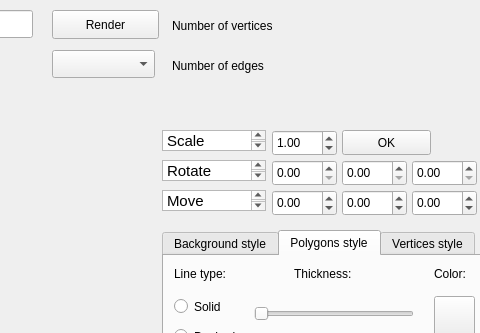
AlexeyGordiychenko/scp_3DViewer_v1, file src/mainwindow.ui: the form before one commit; both pictures show x 618 to 1098 and y 0 to 333 of the 1098 by 600 pixel window.
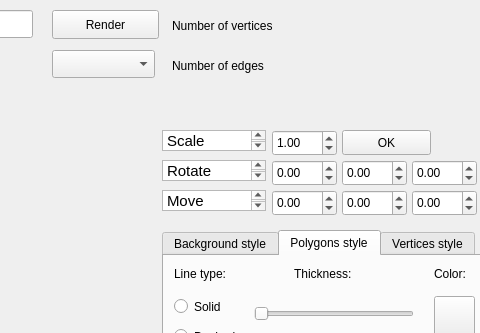
The form after the commit. Custom widgets are drawn as their Qt base class.

```diff
--- a/src/mainwindow.ui
+++ b/src/mainwindow.ui
@@ -150,7 +150,7 @@
      </rect>
     </property>
     <property name="minimum">
-     <double>0.000000000000000</double>
+     <double>-1000.000000000000000</double>
     </property>
     <property name="maximum">
      <double>1000.990000000000009</double>
@@ -208,7 +208,7 @@
      </rect>
     </property>
     <property name="minimum">
-     <double>0.000000000000000</double>
+     <double>-1000.000000000000000</double>
     </property>
     <property name="maximum">
      <double>1000.990000000000009</double>
@@ -227,7 +227,7 @@
      </rect>
     </property>
     <property name="minimum">
-     <double>0.000000000000000</double>
+     <double>-1000.000000000000000</double>
     </property>
     <property name="maximum">
      <double>1000.990000000000009</double>
```
Left out of the diff: 2 changed lines with no effect on the pictures.
